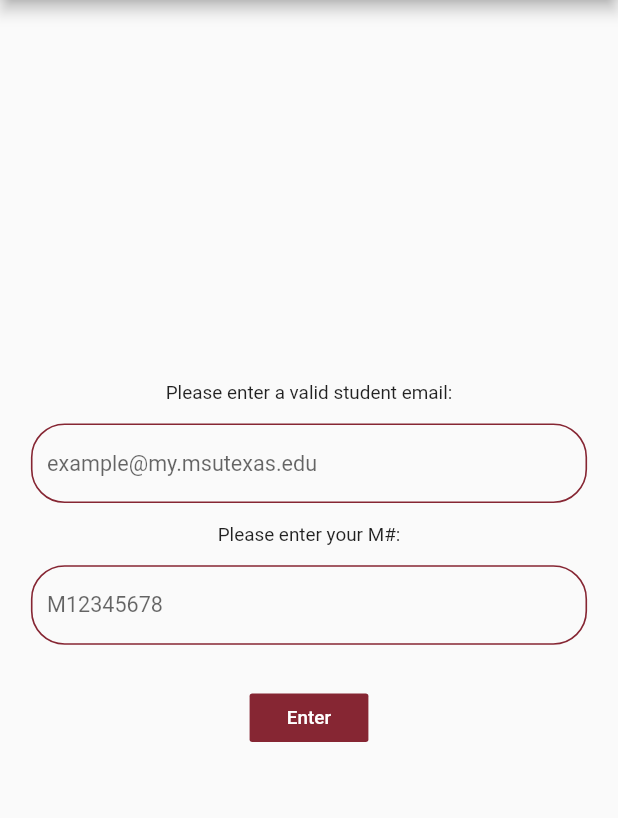
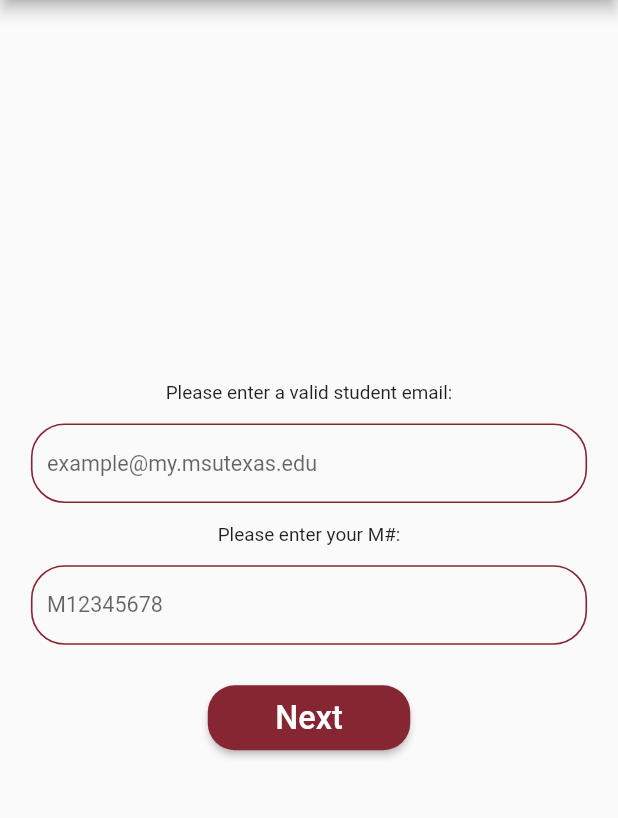
Before and after one commit to fowzy/MSU_Library_Scheduler, a Flutter app: the screen it shows after launch, on a phone screen of 412 x 824 dp, the part 84-902 px from its top. Run offline on Flutter 3.47's test engine with Material 2 defaults, Android fonts, the phone set to English and light mode, and no system bars.

Commit message:
UPDATE FA

```diff
--- a/test23/lib/main.dart
+++ b/test23/lib/main.dart
@@ -151,11 +151,20 @@ class _MyHomePageState extends State<MyHomePage> {
               ),
               Padding(
                 padding: const EdgeInsets.fromLTRB(0, 15, 0, 15),
-                child: FlatButton(
-                  color: Color(0xff862633),
-                  textColor: Colors.white, // foreground
+                child: ElevatedButton(
+                  style: ElevatedButton.styleFrom(
+                      primary: Color(0xff862633),
+                      padding:
+                          EdgeInsets.symmetric(horizontal: 50, vertical: 10),
+                      shape: RoundedRectangleBorder(
+                          borderRadius: BorderRadius.circular(20))),
+                  child: Text(
+                    'Next',
+                    style: TextStyle(fontSize: 24),
+                  ),
                   onPressed: () {
-                    if (emailIsValid(emailController.text) && validateMnumber(mNumberController.text)) {
+                    if (emailIsValid(emailController.text) &&
+                        validateMnumber(mNumberController.text)) {
                       print("is valid");
                     } else {
                       showDialog<String>(
@@ -173,7 +182,6 @@ class _MyHomePageState extends State<MyHomePage> {
                       );
                     }
                   },
-                  child: Text('Enter'),
                 ),
               ),
             ],
```
